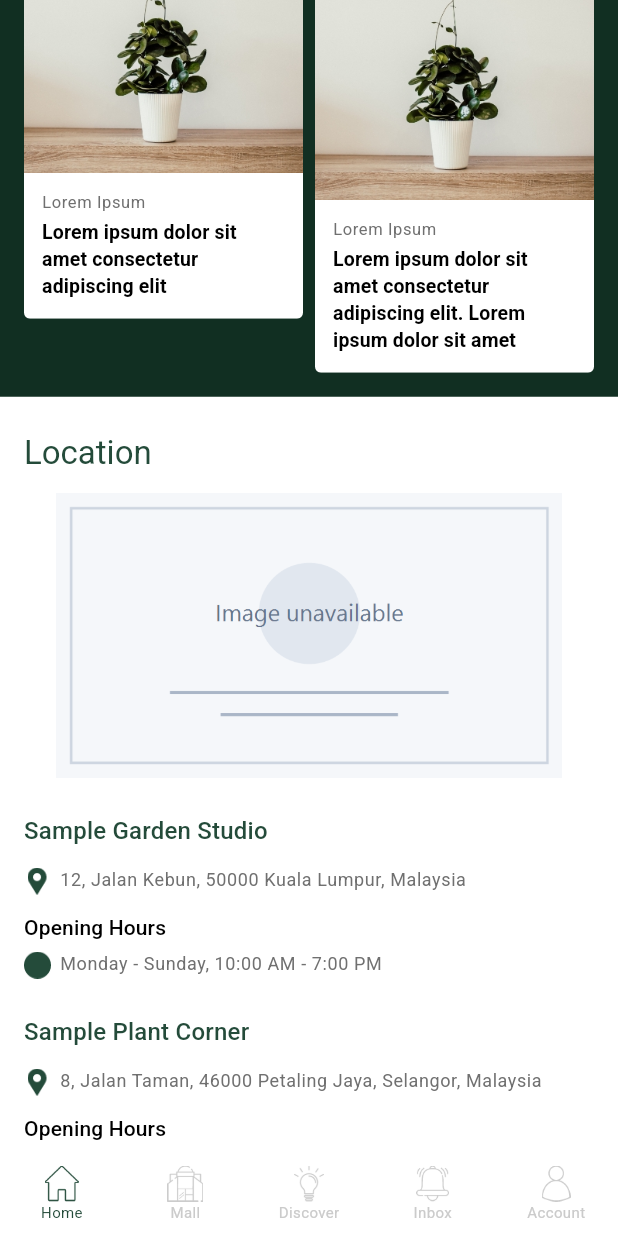
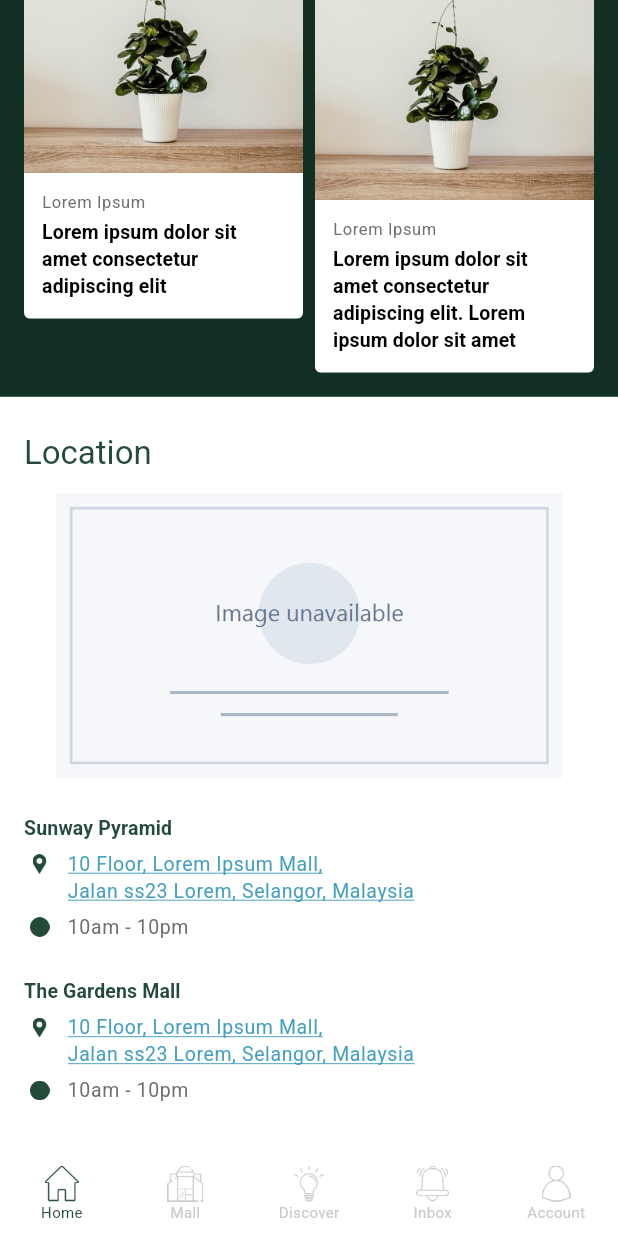
Before and after one commit to ngshenmeng2401/data_flow_interview_assessment, a Flutter app: the screen it shows after launch, scrolled down 1564 dp, on a phone screen of 412 x 824 dp. Run offline on Flutter 3.47's test engine with Material 3 defaults, Android fonts, the phone set to English and light mode, and no system bars; our stand-ins replace get, go_router.

Commit message:
enhcane branch detail & add url launcher to open map app

```diff
--- a/lib/l10n/intl_en_US.arb
+++ b/lib/l10n/intl_en_US.arb
@@ -27,5 +27,6 @@
   "shop_plants_title": "Shop Plants",
   "trending_discoveries_title": "Trending Discoveries",
   "location_title": "Location",
-  "opening_hours_title": "Opening Hours"
+  "opening_hours_title": "Opening Hours",
+  "maps_open_failed": "Unable to open maps. Please try again."
 }
--- a/lib/screens/tabs/home_tab/home_tab.dart
+++ b/lib/screens/tabs/home_tab/home_tab.dart
@@ -1,9 +1,12 @@
+import 'dart:developer' as developer;
+
 import 'package:data_flow_interview_assessment/constants/dimensions.dart';
 import 'package:data_flow_interview_assessment/generated/l10n.dart';
 import 'package:data_flow_interview_assessment/utils/app_theme_config.dart';
 import 'package:data_flow_interview_assessment/widgets/app_elevated_button.dart';
 import 'package:flutter/material.dart';
 import 'package:intl/intl.dart';
+import 'package:url_launcher/url_launcher.dart';
 
 part 'home_tab_data.dart';
 part 'widgets/home_header.dart';
@@ -28,6 +31,27 @@ class HomeTab extends StatefulWidget {
 class _HomeTabState extends State<HomeTab> with AutomaticKeepAliveClientMixin<HomeTab> {
   @override
   bool get wantKeepAlive => true;
+
+  Future<void> _openBranchMapsAsync(_HomeBranchData branch) async {
+    try {
+      final Uri uri = Uri.https('www.google.com', '/maps/search/', <String, String>{
+        'api': '1',
+        'query': '${branch.name}, Malaysia',
+      });
+      final bool launched = await launchUrl(uri, mode: LaunchMode.externalApplication);
+      if (!launched) {
+        throw StateError('External maps launch failed');
+      }
+    } catch (error, stackTrace) {
+      developer.log('Unable to open branch maps', name: 'HomeTab', error: error, stackTrace: stackTrace);
+      if (!mounted) {
+        return;
+      }
+      ScaffoldMessenger.of(context).showSnackBar(
+        SnackBar(content: Text(Lang.of(context).maps_open_failed)),
+      );
+    }
+  }
 
   @override
   Widget build(BuildContext context) {
@@ -165,7 +189,7 @@ class _HomeTabState extends State<HomeTab> with AutomaticKeepAliveClientMixin<Ho
                   // TODO need user revisit / complete
                   // Replace this placeholder with the real static map artwork.
                   _HomeAssetImage(path: 'assets/images/img_placeholder.png', aspectRatio: 2, semanticLabel: lang.location_title),
-                  for (final _HomeBranchData branch in _HomeSampleData.branches) ...{_BranchDetails(data: branch)},
+                  for (final _HomeBranchData branch in _HomeSampleData.branches) ...{_BranchDetails(data: branch, onAddressTap: () => _openBranchMapsAsync(branch))},
                 ],
               ),
             ),
--- a/lib/screens/tabs/home_tab/home_tab_data.dart
+++ b/lib/screens/tabs/home_tab/home_tab_data.dart
@@ -25,14 +25,14 @@ class _HomeSampleData {
   ];
   static const List<_HomeBranchData> branches = <_HomeBranchData>[
     _HomeBranchData(
-      name: 'Sample Garden Studio',
-      address: '12, Jalan Kebun, 50000 Kuala Lumpur, Malaysia',
-      openingHours: 'Monday - Sunday, 10:00 AM - 7:00 PM',
+      name: 'Sunway Pyramid',
+      address: '10 Floor, Lorem Ipsum Mall,\nJalan ss23 Lorem, Selangor, Malaysia',
+      openingHours: '10am - 10pm',
     ),
     _HomeBranchData(
-      name: 'Sample Plant Corner',
-      address: '8, Jalan Taman, 46000 Petaling Jaya, Selangor, Malaysia',
-      openingHours: 'Tuesday - Sunday, 10:00 AM - 6:00 PM',
+      name: 'The Gardens Mall',
+      address: '10 Floor, Lorem Ipsum Mall,\nJalan ss23 Lorem, Selangor, Malaysia',
+      openingHours: '10am - 10pm',
     ),
   ];
 }
--- a/lib/screens/tabs/home_tab/widgets/branch_details.dart
+++ b/lib/screens/tabs/home_tab/widgets/branch_details.dart
@@ -2,8 +2,9 @@ part of '../home_tab.dart';
 
 class _BranchDetails extends StatelessWidget {
   final _HomeBranchData data;
+  final VoidCallback onAddressTap;
 
-  const _BranchDetails({required this.data});
+  const _BranchDetails({required this.data, required this.onAddressTap});
 
   @override
   Widget build(BuildContext context) {
@@ -15,32 +16,81 @@ class _BranchDetails extends StatelessWidget {
         children: <Widget>[
           Text(
             data.name,
-            style: theme.textTheme.titleMedium?.copyWith(
+            style: theme.textTheme.titleSmall?.copyWith(
               color: theme.colorScheme.primary,
+              fontSize: 13,
+              fontWeight: FontWeight.w700,
             ),
-            maxLines: 2,
-            overflow: TextOverflow.ellipsis,
-          ),
-          const SizedBox(height: kSpacing),
-          _HomeIconText(
-            iconPath: 'assets/icons/Icon - Location.png',
-            text: data.address,
-            maxLines: 5,
-            expandText: true,
-          ),
-          const SizedBox(height: kSpacing),
-          Text(
-            Lang.of(context).opening_hours_title,
-            style: theme.textTheme.titleSmall,
             maxLines: 1,
             overflow: TextOverflow.ellipsis,
           ),
-          const SizedBox(height: kSpacing / 2),
-          _HomeIconText(
-            iconPath: 'assets/icons/Icon - Clock.png',
-            text: data.openingHours,
-            maxLines: 3,
-            expandText: true,
+          InkWell(
+            onTap: onAddressTap,
+            child: ConstrainedBox(
+              constraints: const BoxConstraints(minHeight: 48),
+              child: Padding(
+                padding: const EdgeInsets.symmetric(vertical: kSpacing / 2),
+                child: Row(
+                  crossAxisAlignment: CrossAxisAlignment.start,
+                  children: <Widget>[
+                    Padding(
+                      padding: const EdgeInsets.only(left: 4, top: 2),
+                      child: Image.asset(
+                        'assets/icons/Icon - Location.png',
+                        width: 13,
+                        height: 13,
+                        color: theme.colorScheme.primary,
+                        fit: BoxFit.contain,
+                        excludeFromSemantics: true,
+                      ),
+                    ),
+                    const SizedBox(width: kSpacing),
+                    Expanded(
+                      child: Text(
+                        data.address,
+                        style: theme.textTheme.bodySmall?.copyWith(
+                          color: context.appThemeColors.blueTextAccent,
+                          fontSize: 13,
+                          height: 1.35,
+                          decoration: TextDecoration.underline,
+                          decorationColor: context.appThemeColors.blueTextAccent,
+                        ),
+                        maxLines: 4,
+                        overflow: TextOverflow.ellipsis,
+                      ),
+                    ),
+                  ],
+                ),
+              ),
+            ),
+          ),
+          Row(
+            crossAxisAlignment: CrossAxisAlignment.start,
+            children: <Widget>[
+              Padding(
+                padding: const EdgeInsets.only(left: 4, top: 2),
+                child: Image.asset(
+                  'assets/icons/Icon - Clock.png',
+                  width: 13,
+                  height: 13,
+                  color: theme.colorScheme.primary,
+                  fit: BoxFit.contain,
+                  excludeFromSemantics: true,
+                ),
+              ),
+              const SizedBox(width: kSpacing),
+              Expanded(
+                child: Text(
+                  data.openingHours,
+                  style: theme.textTheme.bodySmall?.copyWith(
+                    fontSize: 13,
+                    height: 1.35,
+                  ),
+                  maxLines: 2,
+                  overflow: TextOverflow.ellipsis,
+                ),
+              ),
+            ],
           ),
         ],
       ),
--- a/pubspec.yaml
+++ b/pubspec.yaml
@@ -37,6 +37,7 @@ dependencies:
   get: ^4.7.3
   go_router: ^17.2.1
   intl: ^0.20.2
+  url_launcher: ^6.3.3
   flutter_localizations:
     sdk: flutter
 
```
Also changed, not shown: lib/generated/intl/messages_en_US.dart, lib/generated/l10n.dart, pubspec.lock.
